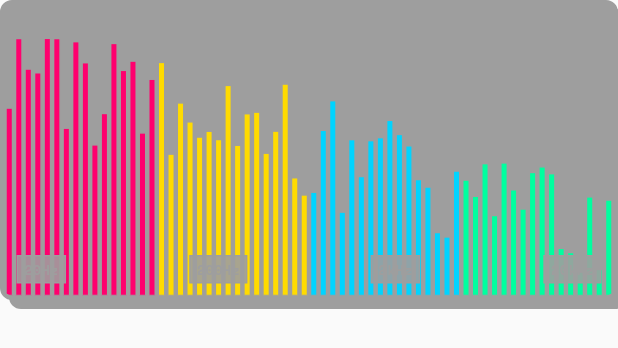
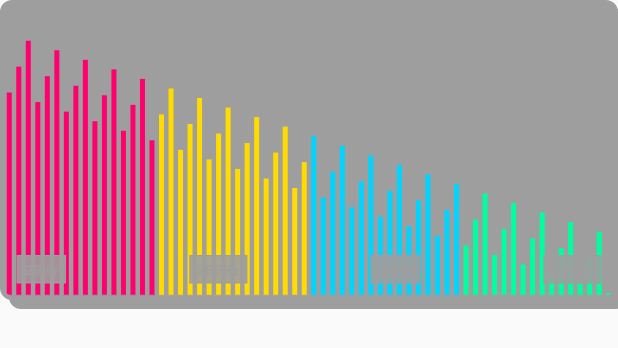
Before and after one commit to joetting/music_player_brutalist, a Flutter app: the NeuSpectrogram widget shown alone on an empty page, opened directly with empty values, on a phone screen of 412 x 824 dp. Shown: the top 348 px of the screen. Run offline on Flutter 3.47's test engine with Material 3 defaults, Android fonts, the phone set to English and light mode, and no system bars; our stand-ins replace google_fonts.

Commit message:
stable 2

```diff
--- a/lib/design/widgets/neu_spectrogram.dart
+++ b/lib/design/widgets/neu_spectrogram.dart
@@ -10,12 +10,12 @@ import '../theme/app_theme.dart';
 /// - Color-coded frequency ranges
 /// - Real-time animation (mockup with random data)
 /// - Frequency labels (20Hz, 1kHz, 20kHz)
-class NeuSpectrogram extends StatefulWidget {
+class NeuSpectrogram extends StatelessWidget {
   final RatholePalette palette;
   final double height;
   final bool showGrid;
   final bool showLabels;
-  final List<double>? frequencyData; // 0.0 to 1.0 amplitude values
+  final List<double>? frequencyData;
 
   const NeuSpectrogram({
     super.key,
@@ -27,58 +27,19 @@ class NeuSpectrogram extends StatefulWidget {
   });
 
   @override
-  State<NeuSpectrogram> createState() => _NeuSpectrogramState();
-}
-
-class _NeuSpectrogramState extends State<NeuSpectrogram>
-    with SingleTickerProviderStateMixin {
-  late AnimationController _controller;
-  final List<double> _mockData = List.generate(64, (_) => 0.0);
-
-  @override
-  void initState() {
-    super.initState();
-    _controller = AnimationController(
-      duration: const Duration(milliseconds: 50),
-      vsync: this,
-    )..repeat();
-
-    _controller.addListener(() {
-      setState(() {
-        _updateMockData();
-      });
-    });
-  }
-
-  void _updateMockData() {
-    final random = math.Random();
-    for (int i = 0; i < _mockData.length; i++) {
-      // Simulate frequency response - lower frequencies usually have more energy
-      final baseLoudness = 1.0 - (i / _mockData.length);
-      _mockData[i] = (baseLoudness * 0.6 + random.nextDouble() * 0.4)
-          .clamp(0.0, 1.0);
-    }
-  }
-
-  @override
-  void dispose() {
-    _controller.dispose();
-    super.dispose();
-  }
-
-  @override
   Widget build(BuildContext context) {
-    final data = widget.frequencyData ?? _mockData;
+    // Use static mock data for now to avoid animation issues
+    final data = frequencyData ?? _generateStaticMockData();
 
     return Container(
-      height: widget.height,
+      height: height,
       decoration: BoxDecoration(
-        color: widget.palette.surface,
-        border: Border.all(color: widget.palette.border, width: 3),
+        color: palette.surface,
+        border: Border.all(color: palette.border, width: 3),
         borderRadius: BorderRadius.circular(8),
         boxShadow: [
           BoxShadow(
-            color: widget.palette.shadow,
+            color: palette.shadow,
             offset: const Offset(6, 6),
             blurRadius: 0,
           ),
@@ -90,20 +51,28 @@ class _NeuSpectrogramState extends State<NeuSpectrogram>
           children: [
             // Spectrogram bars
             CustomPaint(
-              size: Size(double.infinity, widget.height),
+              size: Size(double.infinity, height),
               painter: _SpectrogramPainter(
                 data: data,
-                palette: widget.palette,
-                showGrid: widget.showGrid,
+                palette: palette,
+                showGrid: showGrid,
               ),
             ),
 
             // Frequency labels
-            if (widget.showLabels) _buildLabels(),
+            if (showLabels) _buildLabels(),
           ],
         ),
       ),
     );
+  }
+
+  List<double> _generateStaticMockData() {
+    // Generate static demo data (no animation)
+    return List.generate(64, (i) {
+      final baseLoudness = 1.0 - (i / 64);
+      return (baseLoudness * 0.7 + (i % 3) * 0.1).clamp(0.0, 1.0);
+    });
   }
 
   Widget _buildLabels() {
@@ -127,15 +96,15 @@ class _NeuSpectrogramState extends State<NeuSpectrogram>
     return Container(
       padding: const EdgeInsets.symmetric(horizontal: 4, vertical: 2),
       decoration: BoxDecoration(
-        color: widget.palette.surface.withOpacity(0.9),
-        border: Border.all(color: widget.palette.border, width: 1),
+        color: palette.surface.withOpacity(0.9),
+        border: Border.all(color: palette.border, width: 1),
       ),
       child: Text(
         text,
         style: GoogleFonts.spaceMono(
           fontSize: 9,
           fontWeight: FontWeight.w700,
-          color: widget.palette.text,
+          color: palette.text,
         ),
       ),
     );
```
Also changed, not shown: lib/design/widgets/neu_search_bar.dart (+21 -5 lines), lib/main.dart (+12 -3 lines), lib/minimal_demo.dart (added, +181 -0 lines).
